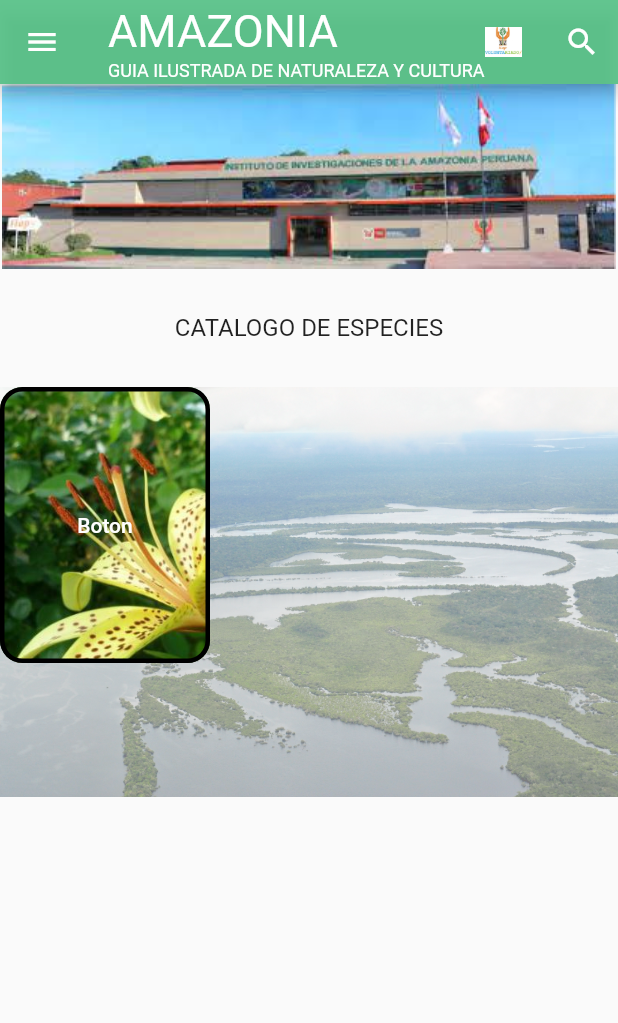
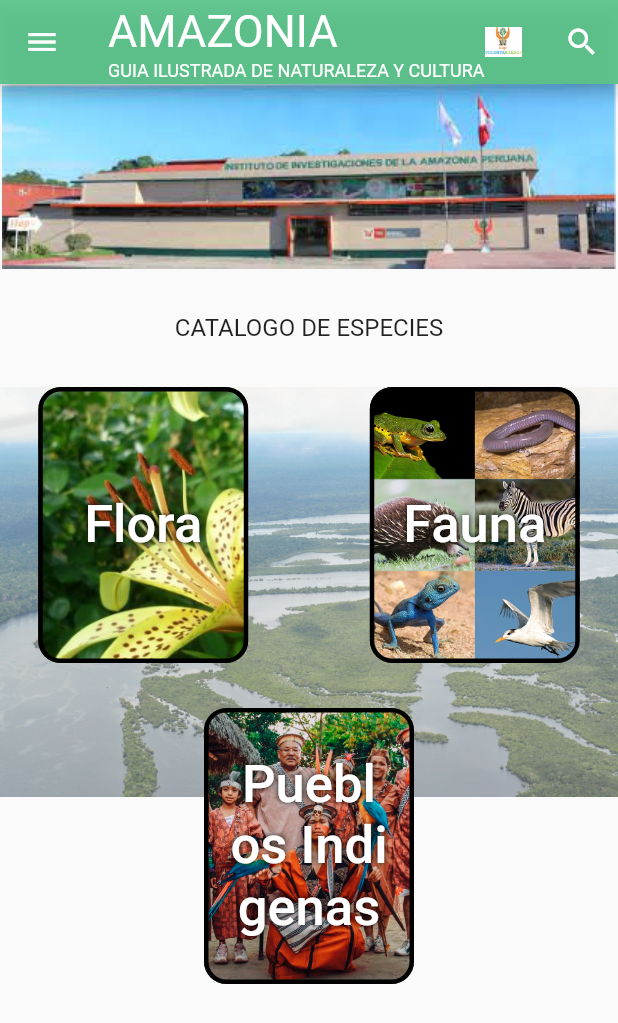
Before and after one commit to LeitoCab/Catalogo-de-especies, a Flutter app: the screen it shows after launch, on a phone screen of 412 x 824 dp. Shown: the top 1023 px of the screen. Run offline on Flutter 3.47's test engine with Material 2 defaults, Android fonts, the light colour scheme and no system bars.

Commit message:
Añadi los botones del homepage

```diff
--- /dev/null
+++ b/catalogo_de_especies2/lib/Pages/page_fauna.dart
@@ -0,0 +1,24 @@
+import 'package:flutter/material.dart';
+
+class Fauna extends StatefulWidget {
+  const Fauna({super.key});
+
+  @override
+  State<Fauna> createState() => _FaunaState();
+}
+
+class _FaunaState extends State<Fauna> {
+  @override
+  Widget build(BuildContext context) {
+    return new Scaffold(
+      appBar: AppBar(
+        title: new Text(
+          'Fauna',
+          style: TextStyle(color: Colors.white),
+        ),
+        backgroundColor: Color(0xe552c084),
+      ),
+      body: Center(child: Text('Hola')),
+    );
+  }
+}
--- /dev/null
+++ b/catalogo_de_especies2/lib/Pages/page_flora.dart
@@ -0,0 +1,25 @@
+
+import 'package:flutter/material.dart';
+
+class Flora extends StatefulWidget {
+  const Flora({super.key});
+
+  @override
+  State<Flora> createState() => _FloraState();
+}
+
+class _FloraState extends State<Flora> {
+  @override
+  Widget build(BuildContext context) {
+    return new Scaffold(
+      appBar: AppBar(
+        title: new Text(
+          'Flora',
+          style: TextStyle(color: Colors.white),
+        ),
+        backgroundColor: Color(0xe552c084),
+      ),
+      body: Center(child: Text('Hola')),
+    );
+  }
+}
--- a/catalogo_de_especies2/lib/botones/boton_flora.dart
+++ b/catalogo_de_especies2/lib/Pages/page_indigenas.dart
@@ -1,19 +1,19 @@
 import 'package:flutter/material.dart';
 
-class Flora extends StatefulWidget {
-  const Flora({super.key});
+class Indigenas extends StatefulWidget {
+  const Indigenas({super.key});
 
   @override
-  State<Flora> createState() => _FloraState();
+  State<Indigenas> createState() => _IndigenasState();
 }
 
-class _FloraState extends State<Flora> {
+class _IndigenasState extends State<Indigenas> {
   @override
   Widget build(BuildContext context) {
     return new Scaffold(
       appBar: AppBar(
         title: new Text(
-          'Flora',
+          'Pueblos Indigenas',
           style: TextStyle(color: Colors.white),
         ),
         backgroundColor: Color(0xe552c084),
--- /dev/null
+++ b/catalogo_de_especies2/lib/home_botons.dart
@@ -0,0 +1,55 @@
+import 'package:flutter/material.dart';
+
+class homeboton extends StatelessWidget {
+  final presionar;
+  final String texto;
+  final String imagen;
+  const homeboton(
+      {super.key, this.presionar, required this.texto, required this.imagen});
+
+  @override
+  Widget build(BuildContext context) {
+    return Container(
+        height: 184.0,
+        width: 140.0,
+        decoration: BoxDecoration(
+            image: DecorationImage(
+              image: AssetImage(imagen),
+              fit: BoxFit.cover,
+            ),
+            borderRadius: BorderRadius.circular(15.0)),
+        child: Padding(
+          padding: const EdgeInsets.all(0),
+          child: Positioned(
+              child: ElevatedButton(
+            child: Center(
+              child: Text(
+                texto,
+                textAlign: TextAlign.center,
+                style: TextStyle(fontSize: 35, shadows: [
+                  Shadow(
+                      blurRadius: 5.0,
+                      color: Colors.black,
+                      offset: Offset(0, 0))
+                ]),
+              ),
+            ),
+            onPressed: () {
+              Navigator.push(
+                  context,
+                  MaterialPageRoute(
+                    builder: (context) => presionar,
+                  ));
+            },
+            style: ButtonStyle(
+                shape: MaterialStateProperty.all<RoundedRectangleBorder>(
+                    RoundedRectangleBorder(
+                        borderRadius: BorderRadius.circular(15.0))),
+                side: MaterialStateProperty.all(
+                    BorderSide(width: 3.0, color: Colors.black)),
+                elevation: MaterialStateProperty.all(0),
+                backgroundColor: MaterialStateProperty.all(Colors.transparent)),
+          )),
+        ));
+  }
+}
--- a/catalogo_de_especies2/lib/main.dart
+++ b/catalogo_de_especies2/lib/main.dart
@@ -1,5 +1,8 @@
-import 'package:catalogo_de_especies2/botones/boton_flora.dart';
+import 'package:catalogo_de_especies2/Pages/page_flora.dart';
 import 'package:flutter/material.dart';
+import 'package:catalogo_de_especies2/home_botons.dart';
+import 'package:catalogo_de_especies2/Pages/page_fauna.dart';
+import 'package:catalogo_de_especies2/Pages/page_indigenas.dart';
 
 void main() => runApp(const MyApp());
 
@@ -11,7 +14,7 @@ class MyApp extends StatelessWidget {
     return MaterialApp(
       debugShowCheckedModeBanner: false,
       title: 'Material App',
-      initialRoute: 'boton_flora',
+      initialRoute: 'page_flora',
       routes: <String, WidgetBuilder>{
         'main': (BuildContext context) => const Flora(),
       },
@@ -81,47 +84,41 @@ class HomePage extends StatelessWidget {
             ),
             Stack(children: [
               Opacity(
-                opacity: 0.5,
+                opacity: 0.6,
                 child: Image.asset(
                   'assets/Amazonia.jpg',
                 ),
               ),
-              Container(
-                  height: 184.0,
-                  width: 140.0,
-                  decoration: BoxDecoration(
-                      image: DecorationImage(
-                        image: AssetImage('assets/Flora.jpg'),
-                        fit: BoxFit.cover,
-                      ),
-                      borderRadius: BorderRadius.circular(15.0)),
-                  child: Padding(
-                    padding: const EdgeInsets.all(0),
-                    child: Positioned(
-                        top: 50.0,
-                        left: 30.0,
-                        child: ElevatedButton(
-                          child: Text('Boton'),
-                          onPressed: () {
-                            Navigator.push(
-                                context,
-                                MaterialPageRoute(
-                                  builder: (context) => Flora(),
-                                ));
-                          },
-                          style: ButtonStyle(
-                              shape: MaterialStateProperty.all<
-                                      RoundedRectangleBorder>(
-                                  RoundedRectangleBorder(
-                                      borderRadius:
-                                          BorderRadius.circular(15.0))),
-                              side: MaterialStateProperty.all(
-                                  BorderSide(width: 3.0, color: Colors.black)),
-                              elevation: MaterialStateProperty.all(0),
-                              backgroundColor: MaterialStateProperty.all(
-                                  Colors.transparent)),
-                        )),
+              Column(
+                children: <Widget>[
+                  Row(
+                      mainAxisAlignment: MainAxisAlignment.spaceEvenly,
+                      children: [
+                        homeboton(
+                          imagen: 'assets/Flora.jpg',
+                          texto: 'Flora',
+                          presionar: Flora(),
+                        ),
+                        SizedBox(
+                          width: 30.0,
+                        ),
+                        homeboton(
+                          imagen: 'assets/fauna.jpg',
+                          texto: 'Fauna',
+                          presionar: Fauna(),
+                        )
+                      ]),
+                  SizedBox(
+                    height: 30.0,
+                  ),
+                  Center(
+                      child: homeboton(
+                    imagen: 'assets/pueblos_indigenas.jpg',
+                    texto: 'Pueblos Indigenas',
+                    presionar: Indigenas(),
                   ))
+                ],
+              )
             ])
           ],
         ));
```
Also changed, not shown: catalogo_de_especies2/assets/fauna.jpg (added), catalogo_de_especies2/assets/pueblos_indigenas.jpg (added).
